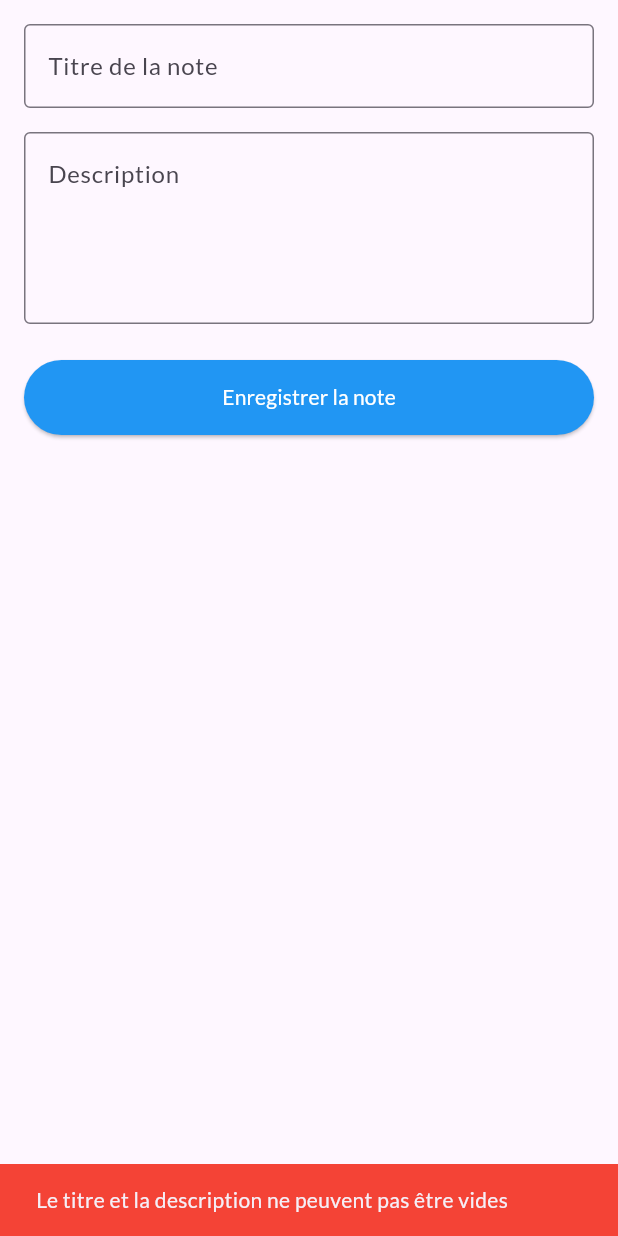
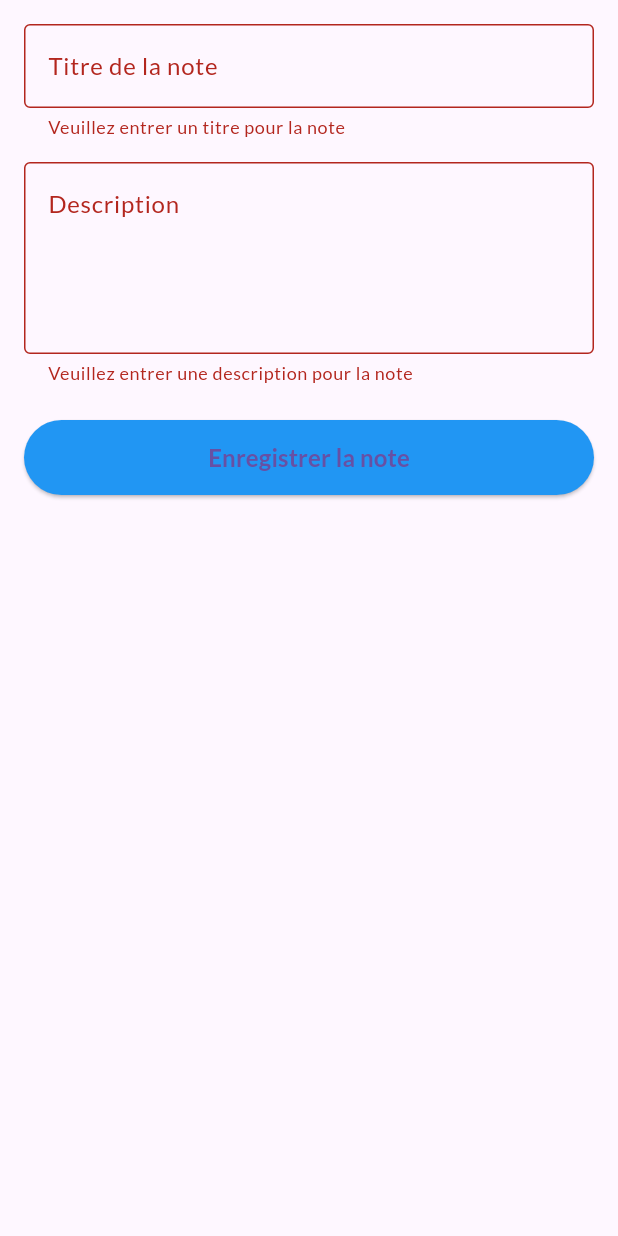
Before and after one commit to romaricawesso/Application-de-todo-list, a Flutter app: the AjouterNotePage screen opened directly, after a tap on "Enregistrer la note", on a phone screen of 412 x 824 dp. Run offline on Flutter 3.47's test engine with Material 3 defaults, Android fonts, the phone set to English and light mode, and no system bars; our stand-ins replace google_fonts, sqflite; accounts and stored records are empty.

Commit message:
finalisation du projet todo list

```diff
--- a/lib/main.dart
+++ b/lib/main.dart
@@ -1,6 +1,6 @@
 import 'package:flutter/material.dart';
 import 'package:google_fonts/google_fonts.dart';
-import 'package:projetfinal/presentation/incription.dart';
+import 'package:projetfinal/presentation/widget/splashScreen.dart';
 
 void main() {
   runApp(const MyApp());
@@ -18,7 +18,7 @@ class MyApp extends StatelessWidget {
         primarySwatch: Colors.blue,
         textTheme: GoogleFonts.latoTextTheme(),
       ),
-      home: const SignupPage(),
+      home: const SplashScreen(),
     );
   }
 }
--- /dev/null
+++ b/lib/models/note.dart
@@ -0,0 +1,33 @@
+class Note {
+  int? id;
+  String title;
+  String description;
+
+  Note({
+    this.id,
+    required this.title,
+    required this.description,
+  });
+
+  Map<String, dynamic> toMap() {
+    final map = <String, dynamic>{
+      'id': id,
+      'title': title,
+      'description': description,
+    };
+
+    if (id != null) {
+      map['id'] = id;
+    }
+
+    return map;
+  }
+
+  factory Note.fromMap(Map<String, dynamic> map) {
+    return Note(
+      id: map['id'] as int?,
+      title: map['title'] as String,
+      description: map['description'] as String,
+    );
+  }
+}
--- /dev/null
+++ b/lib/models/user.dart
@@ -0,0 +1,38 @@
+class User {
+  int? id;
+  String name;
+  String email;
+  String username;
+  String password;
+
+  User({
+    this.id,
+    required this.name,
+    required this.email,
+    required this.username,
+    required this.password,
+  });
+
+  Map<String, dynamic> toMap() {
+    final map = <String, dynamic>{
+      'name': name,
+      'email': email,
+      'username': username,
+      'password': password,
+    };
+    if (id != null) {
+      map['id'] = id;
+    }
+    return map;
+  }
+
+  factory User.fromMap(Map<String, dynamic> map) {
+    return User(
+      id: map['id'] as int?,
+      name: map['name'] as String,
+      email: map['email'] as String,
+      username: map['username'] as String,
+      password: map['password'] as String,
+    );
+  }
+}
--- a/lib/presentation/widget/ajoutpagenote.dart
+++ b/lib/presentation/widget/ajoutpagenote.dart
@@ -1,20 +1,65 @@
 import 'package:flutter/material.dart';
+import 'package:projetfinal/data/datahelper.dart';
+import 'package:projetfinal/models/note.dart';
 
-class AjouterNotePage extends StatelessWidget {
+
+class AjouterNotePage extends StatefulWidget {
   const AjouterNotePage({super.key});
 
   @override
+  State<AjouterNotePage> createState() => _AjouterNotePageState();
+}
+
+class _AjouterNotePageState extends State<AjouterNotePage> {
+  final _formKey = GlobalKey<FormState>();
+  final TextEditingController _titleController = TextEditingController();
+  final TextEditingController _descriptionController = TextEditingController();
+
+  bool _isLoading = false;
+
+  Future<void> _saveNote() async {
+    if (_formKey.currentState!.validate()) {
+      setState(() {
+        _isLoading = true;
+      });
+
+      try {
+        final newNote = Note(
+          title: _titleController.text.trim(),
+          description: _descriptionController.text.trim(),
+        );
+        await DatabaseHelper.instance.insertNote(newNote, "");
+        ScaffoldMessenger.of(context).showSnackBar(
+          const SnackBar(content: Text('Note ajoutée avec succès !'),backgroundColor:Colors.green ,),
+        );
+        _titleController.clear();
+        _descriptionController.clear();
+
+      } catch (e) {
+        ScaffoldMessenger.of(context).showSnackBar(
+          SnackBar(
+            content: Text('Erreur : ${e.toString()}'),
+            backgroundColor: Colors.red,
+          ),
+        );
+      } finally {
+        setState(() {
+          _isLoading = false;
+        });
+      }
+    }
+  }
+
+  @override
   Widget build(BuildContext context) {
-    final TextEditingController _titleController = TextEditingController();
-    final TextEditingController _descriptionController =TextEditingController();
-
     return Scaffold(
       body: Padding(
         padding: const EdgeInsets.all(16.0),
+        child: Form(
+          key: _formKey,
           child: Column(
-          mainAxisAlignment: MainAxisAlignment.start,
-          crossAxisAlignment: CrossAxisAlignment.center,
             children: [
+              // Champ Titre
               TextFormField(
                 controller: _titleController,
                 decoration: const InputDecoration(
@@ -22,7 +67,7 @@ class AjouterNotePage extends StatelessWidget {
                   border: OutlineInputBorder(),
                 ),
                 validator: (value) {
-                if (value == null || value.isEmpty) {
+                  if (value == null || value.trim().isEmpty) {
                     return 'Veuillez entrer un titre pour la note';
                   }
                   return null;
@@ -30,6 +75,7 @@ class AjouterNotePage extends StatelessWidget {
               ),
               const SizedBox(height: 16),
 
+              // Champ Description
               TextFormField(
                 controller: _descriptionController,
                 maxLines: 4,
@@ -40,7 +86,7 @@ class AjouterNotePage extends StatelessWidget {
                   hintText: 'Entrez une description ici',
                 ),
                 validator: (value) {
-                if (value == null || value.isEmpty) {
+                  if (value == null || value.trim().isEmpty) {
                     return 'Veuillez entrer une description pour la note';
                   }
                   return null;
@@ -48,38 +94,31 @@ class AjouterNotePage extends StatelessWidget {
               ),
               const SizedBox(height: 24),
 
-
+              // Bouton Enregistrer
               ElevatedButton(
+                onPressed: _isLoading
+                    ? null
+                    : _saveNote,
                 style: ElevatedButton.styleFrom(
                   backgroundColor: Colors.blue,
                   minimumSize: const Size.fromHeight(50),
                 ),
-              onPressed: () {
-                if (_titleController.text.isNotEmpty &&
-                    _descriptionController.text.isNotEmpty) {
-                  ScaffoldMessenger.of(context).showSnackBar(
-                    const SnackBar(content: Text('Note ajoutée avec succès !')),
-                  );
-                  Navigator.pop(context);
-                } else {
-                  ScaffoldMessenger.of(context).showSnackBar(
-                    const SnackBar(
-                      content: Text(
-                        'Le titre et la description ne peuvent pas être vides',
+                child: _isLoading
+                    ? const CircularProgressIndicator(
+                        color: Colors.white,
+                      )
+                    : const Text(
+                        'Enregistrer la note',
+                        style: TextStyle(
+                          fontSize: 16,
+                          fontWeight: FontWeight.bold,
                         ),
-                      backgroundColor: Colors.red,
-                    ),
-                  );
-                }
-              },
-              child: const Text(
-                'Enregistrer la note',
-                style: TextStyle(color: Colors.white),
                       ),
               ),
             ],
           ),
         ),
+      ),
     );
   }
 }
--- a/pubspec.yaml
+++ b/pubspec.yaml
@@ -34,6 +34,8 @@ dependencies:
   # The following adds the Cupertino Icons font to your application.
   # Use with the CupertinoIcons class for iOS style icons.
   cupertino_icons: ^1.0.8
+  sqflite: ^2.3.0
+  path: ^1.8.2
 
 dev_dependencies:
   flutter_test:
```
Also changed, not shown: lib/data/datahelper.dart (added, +129 -0 lines), lib/presentation/incription.dart (+67 -23 lines), lib/presentation/login.dart (+41 -10 lines), lib/presentation/notes.dart (+8 -1 lines), lib/presentation/widget/listepagenote.dart (+103 -43 lines), lib/presentation/widget/splashScreen.dart (added, +39 -0 lines), assets/images/task.png (added), pubspec.lock, 6 other files. Lines whose indentation alone changed are shown as unchanged.
